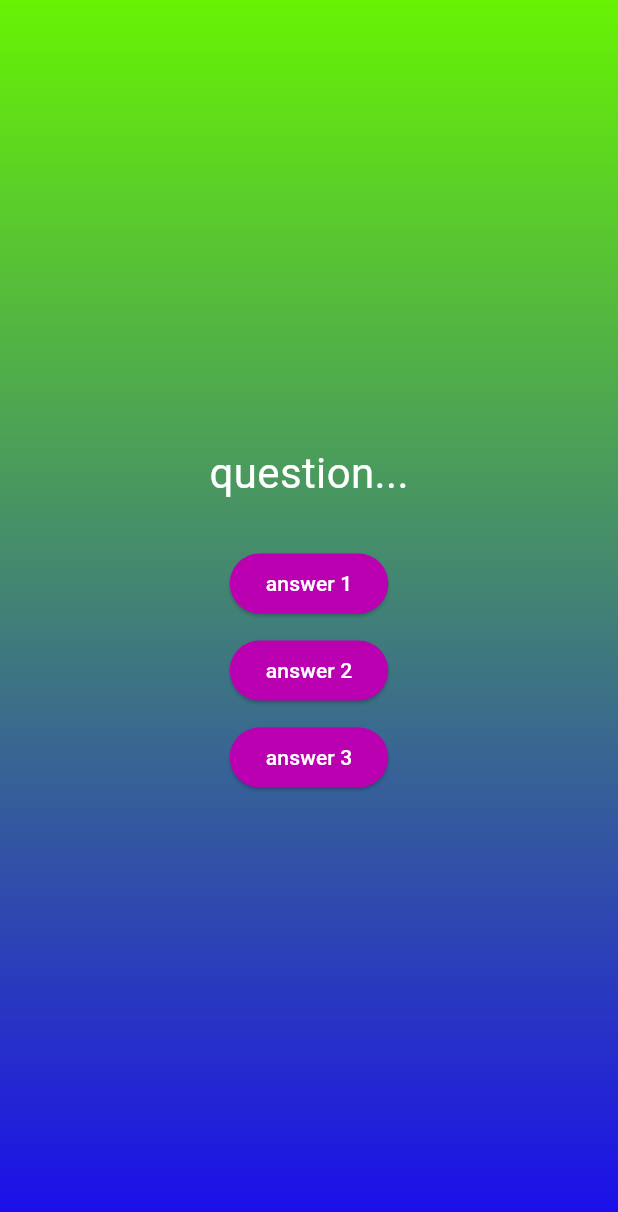
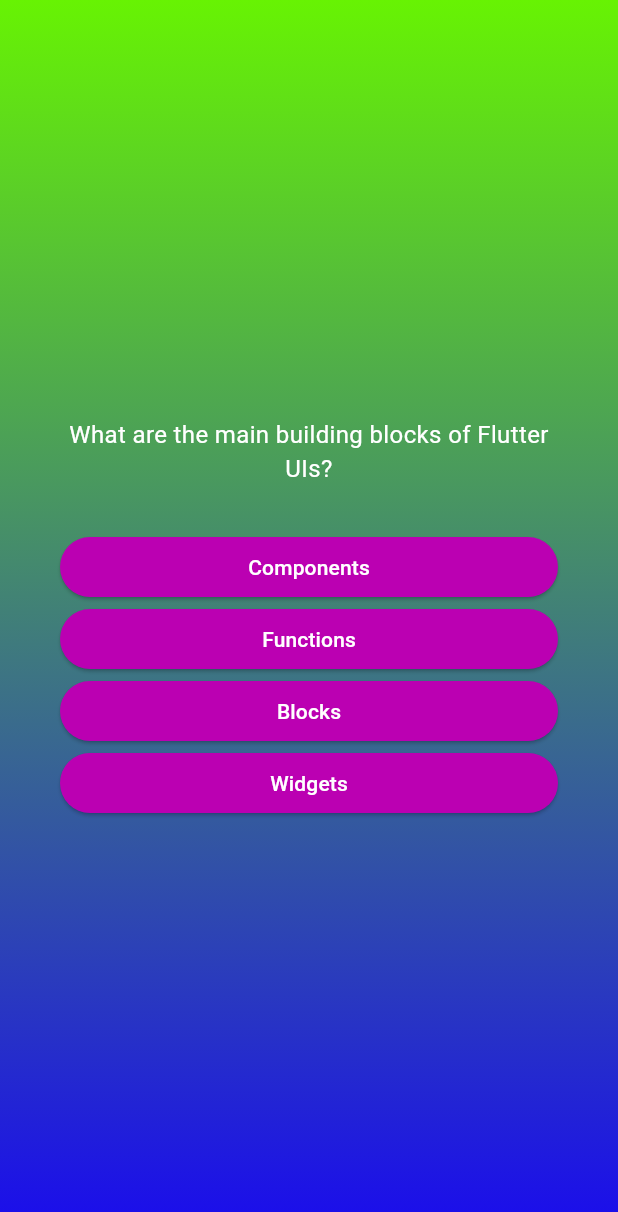
Before and after one commit to footman2017/adv_basic, a Flutter app: the screen it shows after launch, after a tap on "Start Quiz", on a phone screen of 412 x 824 dp. Shown: the top 1212 px of the screen. Run offline on Flutter 3.47's test engine with Material 3 defaults, Android fonts, the phone set to English and light mode, and no system bars.

Commit message:
add question

```diff
--- a/lib/models/quiz_question.dart
+++ b/lib/models/quiz_question.dart
@@ -3,4 +3,10 @@ class QuizQuestion {
   final List<String> answers;
 
   const QuizQuestion(this.text, this.answers);
+
+  List<String> getSuffledAnswers() {
+    final shuffledList = List.of(answers);
+    shuffledList.shuffle();
+    return shuffledList;
+  }
 }
--- a/lib/question_screen.dart
+++ b/lib/question_screen.dart
@@ -1,4 +1,5 @@
 import 'package:adv_basic/answer_button.dart';
+import 'package:adv_basic/data/questions.dart';
 import 'package:flutter/material.dart';
 
 class QuestionScreen extends StatefulWidget {
@@ -11,27 +12,32 @@ class QuestionScreen extends StatefulWidget {
 }
 
 class _QuestionScreenState extends State<QuestionScreen> {
+  final currentQuestion = questions[0];
+
   @override
   Widget build(BuildContext context) {
     return SizedBox(
       width: double.infinity,
+      child: Padding(
+        padding: const EdgeInsets.all(40.0),
         child: Column(
           mainAxisAlignment: MainAxisAlignment.center,
+          crossAxisAlignment: CrossAxisAlignment.stretch,
           children: [
-          const Text(
-            "question...",
-            style: TextStyle(
+            Text(
+              currentQuestion.text,
+              style: const TextStyle(
                 color: Colors.white,
-              fontSize: 28.0,
+                fontSize: 16.0,
               ),
+              textAlign: TextAlign.center,
             ),
             const SizedBox(height: 30),
-          AnswerButton("answer 1", () {}),
-          const SizedBox(height: 10),
-          AnswerButton("answer 2", () {}),
-          const SizedBox(height: 10),
-          AnswerButton("answer 3", () {}),
+            ...currentQuestion.getSuffledAnswers().map((answer) {
+              return AnswerButton(answer, () {});
+            }),
           ],
+        ),
       ),
     );
   }
```
Lines whose indentation alone changed are shown as unchanged.
